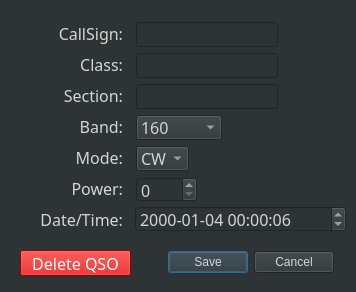
Above: dialog.ui from mbridak/WinterFieldDayLogger before the change. Below: the same form after it.
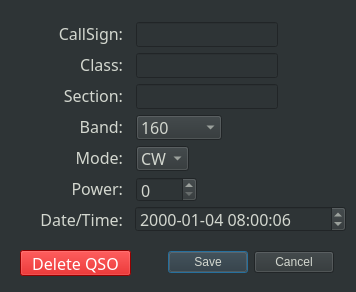
That is the form after the change.

Commit message: Fix: Adjusted UI for Windows platform.

```diff
--- a/dialog.ui
+++ b/dialog.ui
@@ -132,7 +132,7 @@
    </property>
    <property name="dateTime">
     <datetime>
-     <hour>0</hour>
+     <hour>8</hour>
      <minute>0</minute>
      <second>6</second>
      <year>2000</year>
@@ -298,9 +298,9 @@
   <widget class="QWidget" name="layoutWidget">
    <property name="geometry">
     <rect>
-     <x>25</x>
+     <x>12</x>
      <y>21</y>
-     <width>98</width>
+     <width>111</width>
      <height>211</height>
     </rect>
    </property>
```
The commit also changes 3 other files.
